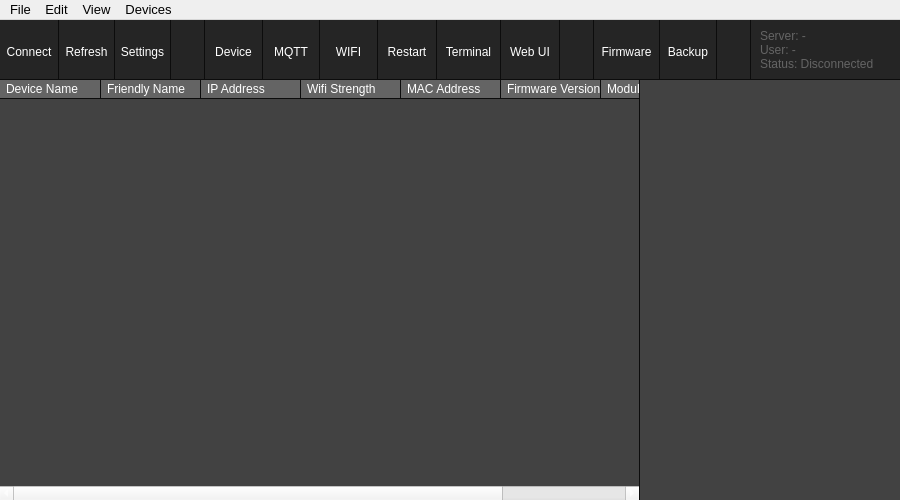
This is src/gui/mainwindow.ui in tom-23/TasmoManager as Qt 5 draws it before an edit. The edited form follows.
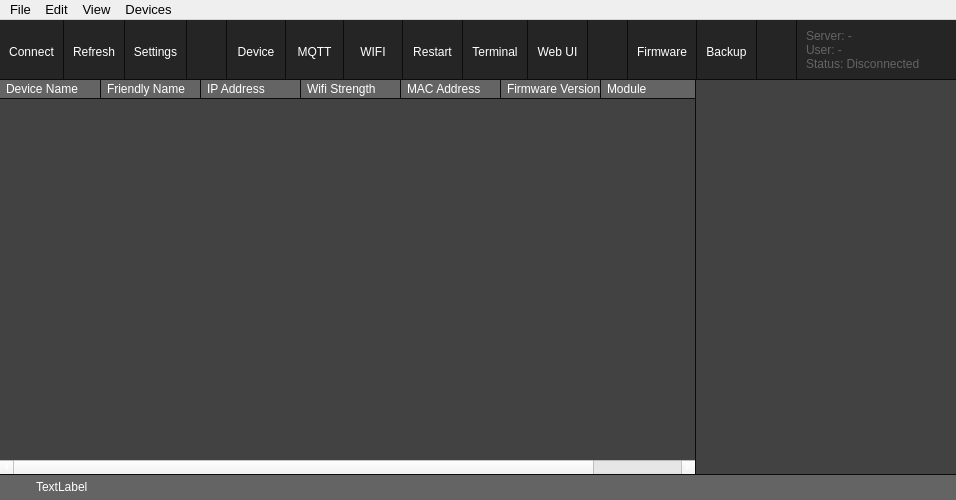
This is the edited form. Icons and pictures are not drawn. Custom widgets are drawn as their Qt base class.

```diff
--- a/src/gui/mainwindow.ui
+++ b/src/gui/mainwindow.ui
@@ -6,7 +6,7 @@
    <rect>
     <x>0</x>
     <y>0</y>
-    <width>900</width>
+    <width>956</width>
     <height>500</height>
    </rect>
   </property>
@@ -100,6 +100,11 @@
 	border-left: 1px Solid #0C0C0C;
 }
 
+#newUpdateBar {
+	background-color: #646464;
+	border-top: 1px Solid #0C0C0C;
+}
+
 QTreeWidget::item {
    	padding: 5px;
 	border: 0px; 
@@ -269,7 +274,7 @@
         <number>0</number>
        </property>
        <property name="rightMargin">
-        <number>0</number>
+        <number>10</number>
        </property>
        <property name="bottomMargin">
         <number>1</number>
@@ -866,7 +871,7 @@
            <x>0</x>
            <y>0</y>
            <width>260</width>
-           <height>414</height>
+           <height>388</height>
           </rect>
          </property>
          <layout class="QVBoxLayout" name="verticalLayout_5">
@@ -920,6 +925,53 @@
       </item>
      </layout>
     </item>
+    <item>
+     <widget class="QWidget" name="newUpdateBar" native="true">
+      <layout class="QHBoxLayout" name="horizontalLayout_5">
+       <property name="spacing">
+        <number>10</number>
+       </property>
+       <property name="leftMargin">
+        <number>10</number>
+       </property>
+       <property name="topMargin">
+        <number>5</number>
+       </property>
+       <property name="rightMargin">
+        <number>10</number>
+       </property>
+       <property name="bottomMargin">
+        <number>5</number>
+       </property>
+       <item>
+        <widget class="QWidget" name="widget" native="true">
+         <property name="minimumSize">
+          <size>
+           <width>16</width>
+           <height>16</height>
+          </size>
+         </property>
+         <property name="maximumSize">
+          <size>
+           <width>16</width>
+           <height>16</height>
+          </size>
+         </property>
+         <property name="styleSheet">
+          <string notr="true">image: url(:/24/assets/24_swupdate_square.svg);</string>
+         </property>
+        </widget>
+       </item>
+       <item>
+        <widget class="QLabel" name="newUpdateLabel">
+         <property name="text">
+          <string>TextLabel</string>
+         </property>
+        </widget>
+       </item>
+      </layout>
+     </widget>
+    </item>
    </layout>
   </widget>
   <widget class="QMenuBar" name="menubar">
@@ -927,7 +979,7 @@
     <rect>
      <x>0</x>
      <y>0</y>
-     <width>900</width>
+     <width>956</width>
      <height>24</height>
     </rect>
    </property>
```
